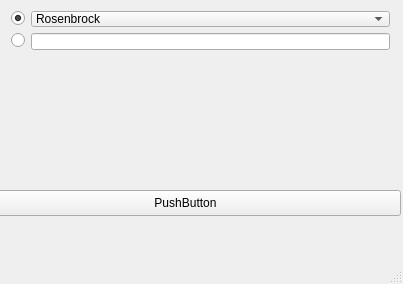
Above: mainwindow.ui from ussm114/optymalizacja before the change. Below: the same form after it.
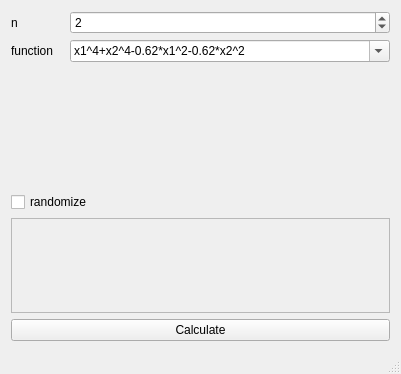
That is the form after the change.

The edit to the form file:
```diff
--- a/mainwindow.ui
+++ b/mainwindow.ui
@@ -6,80 +6,235 @@
    <rect>
     <x>0</x>
     <y>0</y>
-    <width>403</width>
-    <height>284</height>
+    <width>401</width>
+    <height>374</height>
    </rect>
   </property>
+  <property name="sizePolicy">
+   <sizepolicy hsizetype="Fixed" vsizetype="Fixed">
+    <horstretch>0</horstretch>
+    <verstretch>0</verstretch>
+   </sizepolicy>
+  </property>
   <property name="windowTitle">
    <string>MainWindow</string>
   </property>
   <widget class="QWidget" name="centralWidget">
-   <widget class="QWidget" name="verticalLayoutWidget">
-    <property name="geometry">
-     <rect>
-      <x>0</x>
-      <y>0</y>
-      <width>401</width>
-      <height>61</height>
-     </rect>
-    </property>
-    <layout class="QVBoxLayout" name="verticalLayout" stretch="0">
-     <property name="sizeConstraint">
-      <enum>QLayout::SetDefaultConstraint</enum>
-     </property>
-     <item>
-      <layout class="QFormLayout" name="formLayout">
-       <item row="0" column="1">
-        <widget class="QComboBox" name="comboBox">
-         <item>
-          <property name="text">
-           <string>Rosenbrock</string>
-          </property>
-         </item>
-         <item>
-          <property name="text">
-           <string>Polynomial</string>
-          </property>
-         </item>
-        </widget>
-       </item>
-       <item row="1" column="1">
-        <widget class="QLineEdit" name="lineEdit"/>
-       </item>
-       <item row="0" column="0">
-        <widget class="QRadioButton" name="radioButton">
+   <layout class="QVBoxLayout" name="verticalLayout">
+    <item>
+     <layout class="QHBoxLayout" name="horizontalLayout">
+      <item>
+       <widget class="QLabel" name="label_2">
+        <property name="sizePolicy">
+         <sizepolicy hsizetype="Preferred" vsizetype="Preferred">
+          <horstretch>1</horstretch>
+          <verstretch>0</verstretch>
+         </sizepolicy>
+        </property>
+        <property name="text">
+         <string>n</string>
+        </property>
+       </widget>
+      </item>
+      <item>
+       <widget class="QSpinBox" name="spinBox">
+        <property name="sizePolicy">
+         <sizepolicy hsizetype="Ignored" vsizetype="Fixed">
+          <horstretch>6</horstretch>
+          <verstretch>1</verstretch>
+         </sizepolicy>
+        </property>
+        <property name="value">
+         <number>2</number>
+        </property>
+       </widget>
+      </item>
+     </layout>
+    </item>
+    <item>
+     <layout class="QHBoxLayout" name="horizontalLayout_2">
+      <item>
+       <widget class="QLabel" name="label">
+        <property name="sizePolicy">
+         <sizepolicy hsizetype="Preferred" vsizetype="Preferred">
+          <horstretch>1</horstretch>
+          <verstretch>0</verstretch>
+         </sizepolicy>
+        </property>
+        <property name="text">
+         <string>function</string>
+        </property>
+       </widget>
+      </item>
+      <item>
+       <widget class="QComboBox" name="comboBox">
+        <property name="sizePolicy">
+         <sizepolicy hsizetype="Ignored" vsizetype="Fixed">
+          <horstretch>6</horstretch>
+          <verstretch>1</verstretch>
+         </sizepolicy>
+        </property>
+        <property name="maximumSize">
+         <size>
+          <width>16777215</width>
+          <height>16777215</height>
+         </size>
+        </property>
+        <property name="editable">
+         <bool>true</bool>
+        </property>
+        <item>
          <property name="text">
-          <string/>
+          <string>x1^4+x2^4-0.62*x1^2-0.62*x2^2</string>
          </property>
-         <property name="checked">
-          <bool>true</bool>
+        </item>
+        <item>
+         <property name="text">
+          <string>100*(x2-x1^2)^2+(1-x1)^2</string>
          </property>
-        </widget>
-       </item>
-       <item row="1" column="0">
-        <widget class="QRadioButton" name="radioButton_2">
+        </item>
+        <item>
          <property name="text">
-          <string/>
+          <string>(x1-x2+x3)^2+(-x1+x2+x3)^2+(x1+x2-x3)^2</string>
          </property>
-        </widget>
+        </item>
+        <item>
+         <property name="text">
+          <string>(1+(x1+x2+1)^2*(19-14*x1+3*x1^2-14*x2+6*x1*x2+3*x2^))*(30+(2*x1-3*x2)^2*(18-32*x1+12*x1^2+48*x2-36*x1*x2+27*x2^2))</string>
+         </property>
+        </item>
+        <item>
+         <property name="text">
+          <string>exp((-2*log(2)*(x-0.08)^2)/(0.854^2))*(sin(5*pi*(x^(3/4)-0.05)))^6</string>
+         </property>
+        </item>
+        <item>
+         <property name="text">
+          <string>(x1^2+x2-11)^2+(x1+x2^2-7)^2-200</string>
+         </property>
+        </item>
+        <item>
+         <property name="text">
+          <string>4*x1^2-2.1*x1^4+1/3*x1^6+x1*x2-4*x2^2+4*x2^4</string>
+         </property>
+        </item>
+        <item>
+         <property name="text">
+          <string>sin(x1)*sin(x2)*exp(-(x1^2+x2^2))</string>
+         </property>
+        </item>
+        <item>
+         <property name="text">
+          <string>x1*exp(-(x1^2+x2^2))</string>
+         </property>
+        </item>
+        <item>
+         <property name="text">
+          <string>sin(5.1*pi*x+0.5)^6</string>
+         </property>
+        </item>
+       </widget>
+      </item>
+     </layout>
+    </item>
+    <item>
+     <widget class="QWidget" name="widget" native="true">
+      <property name="sizePolicy">
+       <sizepolicy hsizetype="Preferred" vsizetype="Ignored">
+        <horstretch>0</horstretch>
+        <verstretch>10</verstretch>
+       </sizepolicy>
+      </property>
+      <layout class="QVBoxLayout" name="verticalLayout_3">
+       <property name="leftMargin">
+        <number>0</number>
+       </property>
+       <property name="topMargin">
+        <number>0</number>
+       </property>
+       <property name="rightMargin">
+        <number>0</number>
+       </property>
+       <property name="bottomMargin">
+        <number>0</number>
+       </property>
+       <item>
+        <layout class="QGridLayout" name="gridLayout" rowminimumheight="0" columnminimumwidth="0">
+         <property name="sizeConstraint">
+          <enum>QLayout::SetMaximumSize</enum>
+         </property>
+         <property name="spacing">
+          <number>0</number>
+         </property>
+        </layout>
        </item>
       </layout>
-     </item>
-    </layout>
-   </widget>
-   <widget class="QPushButton" name="pushButton">
-    <property name="geometry">
-     <rect>
-      <x>-30</x>
-      <y>190</y>
-      <width>431</width>
-      <height>26</height>
-     </rect>
-    </property>
-    <property name="text">
-     <string>PushButton</string>
-    </property>
-   </widget>
+     </widget>
+    </item>
+    <item>
+     <widget class="QCheckBox" name="randBox">
+      <property name="sizePolicy">
+       <sizepolicy hsizetype="Minimum" vsizetype="Fixed">
+        <horstretch>0</horstretch>
+        <verstretch>1</verstretch>
+       </sizepolicy>
+      </property>
+      <property name="text">
+       <string>randomize</string>
+      </property>
+     </widget>
+    </item>
+    <item>
+     <widget class="QScrollArea" name="scrollArea">
+      <property name="enabled">
+       <bool>true</bool>
+      </property>
+      <property name="sizePolicy">
+       <sizepolicy hsizetype="Minimum" vsizetype="Ignored">
+        <horstretch>0</horstretch>
+        <verstretch>8</verstretch>
+       </sizepolicy>
+      </property>
+      <property name="baseSize">
+       <size>
+        <width>0</width>
+        <height>0</height>
+       </size>
+      </property>
+      <property name="widgetResizable">
+       <bool>true</bool>
+      </property>
+      <widget class="QWidget" name="scrollAreaWidgetContents_3">
+       <property name="geometry">
+        <rect>
+         <x>0</x>
+         <y>0</y>
+         <width>381</width>
+         <height>85</height>
+        </rect>
+       </property>
+       <layout class="QVBoxLayout" name="verticalLayout_2">
+        <item>
+         <layout class="QVBoxLayout" name="restrictions"/>
+        </item>
+       </layout>
+      </widget>
+     </widget>
+    </item>
+    <item>
+     <widget class="QPushButton" name="calculateButton">
+      <property name="sizePolicy">
+       <sizepolicy hsizetype="Minimum" vsizetype="Fixed">
+        <horstretch>0</horstretch>
+        <verstretch>0</verstretch>
+       </sizepolicy>
+      </property>
+      <property name="text">
+       <string>Calculate</string>
+      </property>
+     </widget>
+    </item>
+   </layout>
   </widget>
   <widget class="QMenuBar" name="menuBar">
    <property name="geometry">
```
Left out of the diff: 11 changed lines with no effect on the pictures.
